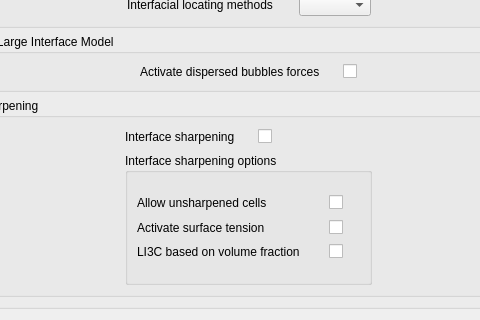
First picture: the form in gui/Pages/InterfacialForces.ui, repository code-saturne/code_saturne, before the edit; both pictures show x 94 to 574 and y 338 to 658 of the 685 by 658 pixel window.
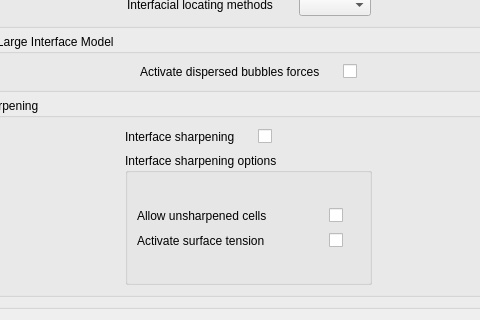
Second picture: the form after the edit.

Commit message: Some cleanup and update for GUI NEPTUNE_CFD features.

```diff
--- a/gui/Pages/InterfacialForces.ui
+++ b/gui/Pages/InterfacialForces.ui
@@ -438,37 +438,6 @@
                   </item>
                  </layout>
                 </item>
-                <item>
-                 <layout class="QHBoxLayout" name="horizontalLayout_7">
-                  <item>
-                   <widget class="QLabel" name="labelLI3CVolFrac">
-                    <property name="text">
-                     <string>LI3C based on volume fraction</string>
-                    </property>
-                   </widget>
-                  </item>
-                  <item>
-                   <spacer name="horizontalSpacer_14">
-                    <property name="orientation">
-                     <enum>Qt::Horizontal</enum>
-                    </property>
-                    <property name="sizeHint" stdset="0">
-                     <size>
-                      <width>17</width>
-                      <height>20</height>
-                     </size>
-                    </property>
-                   </spacer>
-                  </item>
-                  <item>
-                   <widget class="QCheckBox" name="checkBoxLI3CVolFrac">
-                    <property name="text">
-                     <string/>
-                    </property>
-                   </widget>
-                  </item>
-                 </layout>
-                </item>
                </layout>
               </item>
               <item row="0" column="1">
```
The commit also changes 4 other files.
